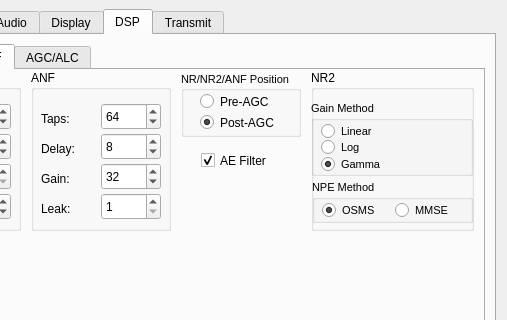
First picture: the form in QtRadio/Configure.ui, repository kd0oss/QtRadioNG, before the edit; both pictures show x 143 to 650 and y 0 to 320 of the 650 by 450 pixel window.
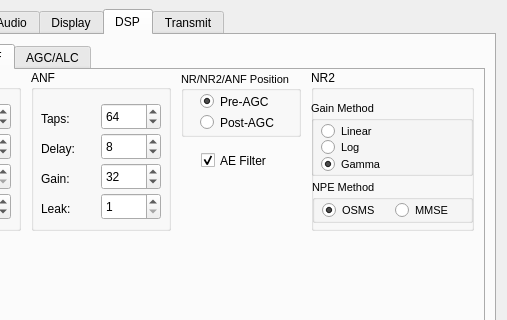
Second picture: the form after the edit. The open tabs and pages were chosen to show the change.

The edit to the form file:
```diff
--- a/QtRadio/Configure.ui
+++ b/QtRadio/Configure.ui
@@ -1464,6 +1464,9 @@
             <property name="text">
              <string>Pre-AGC</string>
             </property>
+            <property name="checked">
+             <bool>true</bool>
+            </property>
            </widget>
            <widget class="QRadioButton" name="postAGCButton">
             <property name="geometry">
@@ -1483,7 +1486,7 @@
              <string>Post-AGC</string>
             </property>
             <property name="checked">
-             <bool>true</bool>
+             <bool>false</bool>
             </property>
            </widget>
           </widget>
```
Left out of the diff: 4 changed lines with no effect on the pictures.
